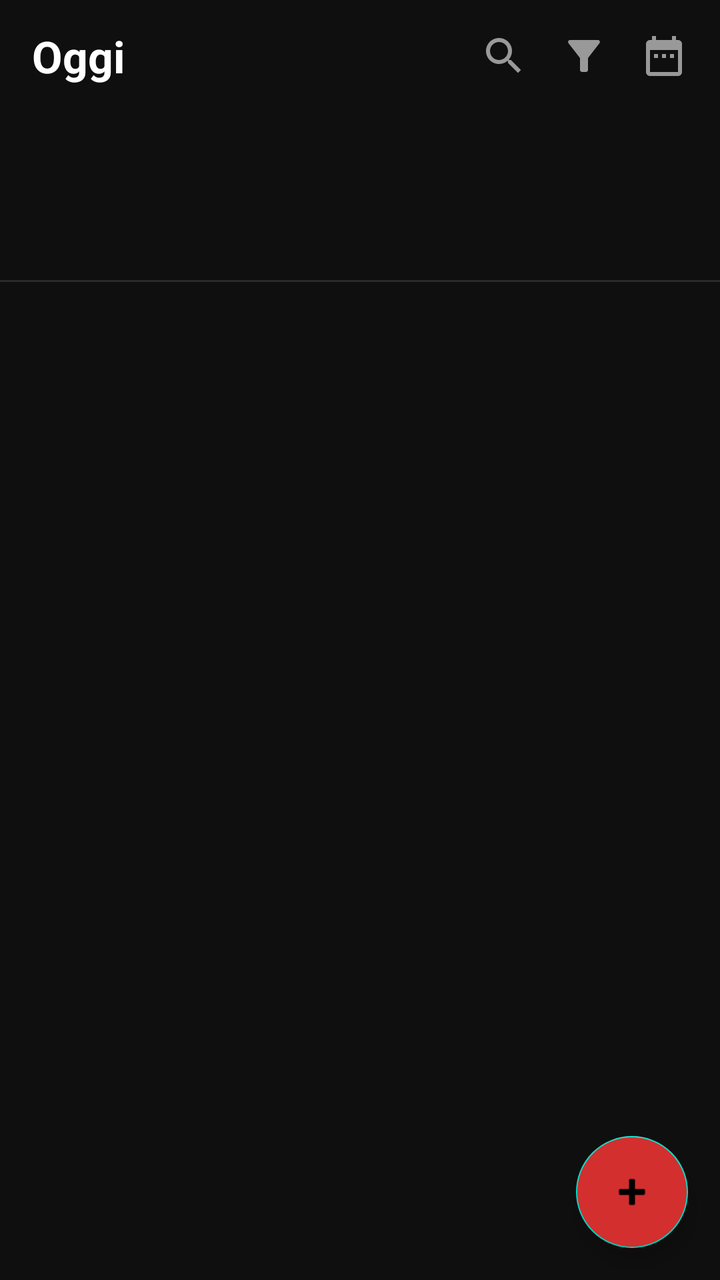
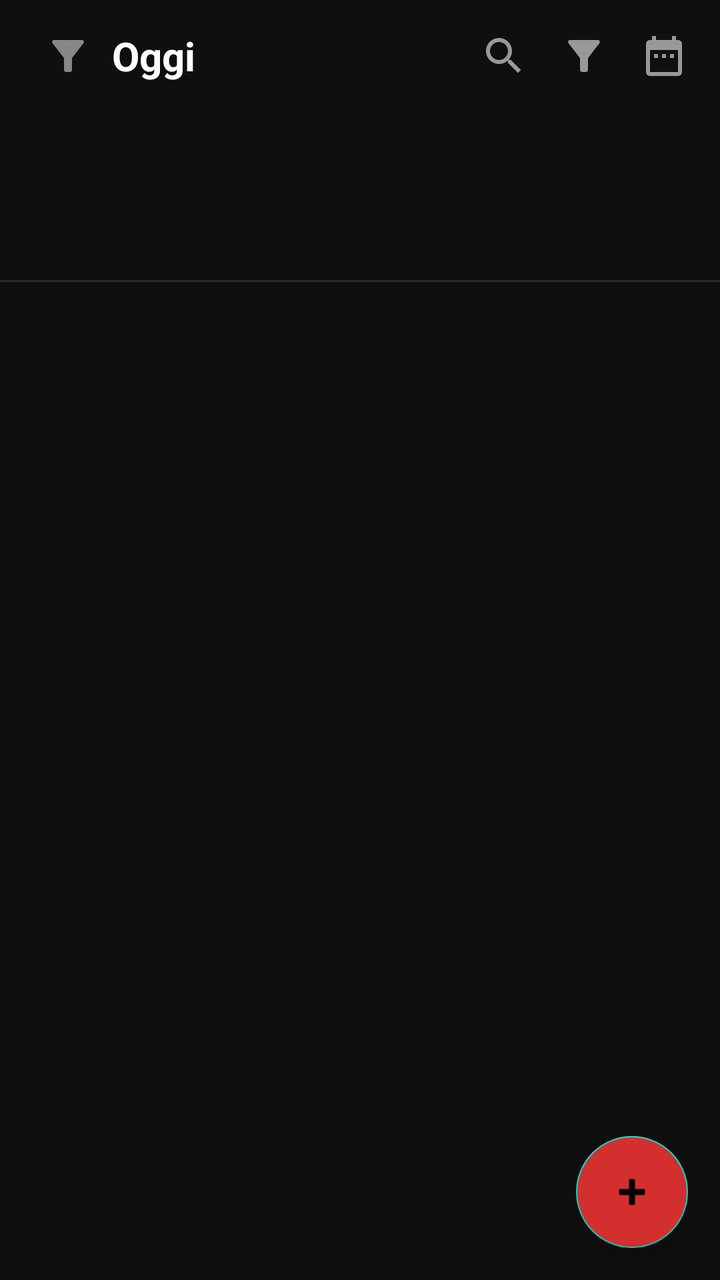

Two renders of the same Android screen: before a commit and after it. Below are the layout's source before the change and the commit's diff.
<!-- AndroidManifest.xml: application theme Theme.HabitTracker -->
<!-- res/layout/fragment_today.xml -->
<?xml version="1.0" encoding="utf-8"?>
<androidx.coordinatorlayout.widget.CoordinatorLayout xmlns:android="http://schemas.android.com/apk/res/android"
    xmlns:app="http://schemas.android.com/apk/res-auto"
    android:layout_width="match_parent"
    android:layout_height="match_parent"
    android:background="@color/bg_dark">

    <LinearLayout
        android:layout_width="match_parent"
        android:layout_height="match_parent"
        android:orientation="vertical">

        
        <LinearLayout
            android:layout_width="match_parent"
            android:layout_height="56dp"
            android:gravity="center_vertical"
            android:paddingStart="16dp"
            android:paddingEnd="8dp"
            android:orientation="horizontal">

            <TextView
                android:layout_width="0dp"
                android:layout_height="wrap_content"
                android:layout_weight="1"
                android:text="Oggi"
                android:textColor="@color/text_primary"
                android:textSize="22sp"
                android:textStyle="bold" />

            <ImageView
                android:id="@+id/btn_search"
                android:layout_width="40dp"
                android:layout_height="40dp"
                android:padding="8dp"
                android:src="@drawable/ic_search_dark"
                android:tint="@color/text_secondary"
                android:background="?attr/selectableItemBackgroundBorderless"
                android:contentDescription="Cerca" />

            <ImageView
                android:id="@+id/btn_filter"
                android:layout_width="40dp"
                android:layout_height="40dp"
                android:padding="8dp"
                android:src="@drawable/ic_filter"
                android:tint="@color/text_secondary"
                android:background="?attr/selectableItemBackgroundBorderless"
                android:contentDescription="Filtra" />

            <ImageView
                android:id="@+id/btn_calendar_view"
                android:layout_width="40dp"
                android:layout_height="40dp"
                android:padding="8dp"
                android:src="@drawable/ic_today"
                android:tint="@color/text_secondary"
                android:background="?attr/selectableItemBackgroundBorderless"
                android:contentDescription="Vista calendario" />
        </LinearLayout>

        
        <androidx.recyclerview.widget.RecyclerView
            android:id="@+id/rv_calendar"
            android:layout_width="match_parent"
            android:layout_height="80dp"
            android:paddingStart="8dp"
            android:paddingEnd="8dp"
            android:clipToPadding="false" />

        <View
            android:layout_width="match_parent"
            android:layout_height="1dp"
            android:background="@color/divider"
            android:layout_marginTop="4dp" />

        
        <androidx.recyclerview.widget.RecyclerView
            android:id="@+id/rv_habits_today"
            android:layout_width="match_parent"
            android:layout_height="0dp"
            android:layout_weight="1"
            android:padding="12dp"
            android:clipToPadding="false"
            android:paddingBottom="80dp" />

        
        <LinearLayout
            android:id="@+id/empty_state"
            android:layout_width="match_parent"
            android:layout_height="0dp"
            android:layout_weight="1"
            android:gravity="center"
            android:orientation="vertical"
            android:visibility="gone">

            <ImageView
                android:layout_width="80dp"
                android:layout_height="80dp"
                android:src="@drawable/ic_today"
                android:tint="#333333"
                android:contentDescription="Nessuna abitudine" />

            <TextView
                android:layout_width="wrap_content"
                android:layout_height="wrap_content"
                android:layout_marginTop="16dp"
                android:text="Non c'è niente in programma"
                android:textColor="@color/text_primary"
                android:textSize="17sp"
                android:textStyle="bold" />

            <TextView
                android:layout_width="wrap_content"
                android:layout_height="wrap_content"
                android:layout_marginTop="8dp"
                android:text="Prova ad aggiungere nuove abitudini"
                android:textColor="@color/text_secondary"
                android:textSize="14sp" />
        </LinearLayout>
    </LinearLayout>

    <com.google.android.material.floatingactionbutton.FloatingActionButton
        android:id="@+id/fab_add_today"
        android:layout_width="wrap_content"
        android:layout_height="wrap_content"
        android:layout_gravity="bottom|end"
        android:layout_margin="16dp"
        android:layout_marginBottom="8dp"
        android:backgroundTint="@color/accent"
        android:src="@android:drawable/ic_input_add"
        android:tint="@android:color/white"
        android:contentDescription="Aggiungi" />

</androidx.coordinatorlayout.widget.CoordinatorLayout>
<!-- resources referenced by this layout -->
<resources>
  <color name="accent">#D32F2F</color>
  <color name="bg_dark">#0F0F0F</color>
  <color name="divider">#2A2A2A</color>
  <color name="text_primary">#FFFFFF</color>
  <color name="text_secondary">#999999</color>
  <!-- drawable ic_filter (drawable) -->
  <?xml version="1.0" encoding="utf-8"?>
  <vector xmlns:android="http://schemas.android.com/apk/res/android" android:width="24dp" android:height="24dp" android:viewportWidth="24" android:viewportHeight="24">
      <path android:fillColor="@android:color/white" android:pathData="M4.25,5.61C6.27,8.2 10,13 10,13v6c0,0.55 0.45,1 1,1h2c0.55,0 1,-0.45 1,-1v-6c0,0 3.72,-4.8 5.74,-7.39C20.25,4.95 19.78,4 18.95,4H5.04C4.21,4 3.74,4.95 4.25,5.61z"/>
  </vector>
  <!-- drawable ic_search_dark (drawable) -->
  <?xml version="1.0" encoding="utf-8"?>
  <vector xmlns:android="http://schemas.android.com/apk/res/android" android:width="24dp" android:height="24dp" android:viewportWidth="24" android:viewportHeight="24">
      <path android:fillColor="@android:color/white" android:pathData="M15.5,14h-0.79l-0.28,-0.27C15.41,12.59 16,11.11 16,9.5 16,5.91 13.09,3 9.5,3S3,5.91 3,9.5 5.91,16 9.5,16c1.61,0 3.09,-0.59 4.23,-1.57l0.27,0.28v0.79l5,4.99L20.49,19l-4.99,-5zM9.5,14C7.01,14 5,11.99 5,9.5S7.01,5 9.5,5 14,7.01 14,9.5 11.99,14 9.5,14z"/>
  </vector>
  <!-- drawable ic_today (drawable) -->
  <?xml version="1.0" encoding="utf-8"?>
  <vector xmlns:android="http://schemas.android.com/apk/res/android" android:width="24dp" android:height="24dp" android:viewportWidth="24" android:viewportHeight="24">
      <path android:fillColor="@android:color/white" android:pathData="M9,11H7v2h2v-2zM13,11h-2v2h2v-2zM17,11h-2v2h2v-2zM19,4h-1L18,2h-2v2L8,4L8,2L6,2v2L5,4c-1.11,0 -1.99,0.9 -1.99,2L3,20c0,1.1 0.89,2 2,2h14c1.1,0 2,-0.9 2,-2L21,6c0,-1.1 -0.9,-2 -2,-2zM19,20L5,20L5,9h14v11z"/>
  </vector>
  <style name="Theme.HabitTracker" parent="Theme.MaterialComponents.NoActionBar">
          <item name="colorPrimary">@color/accent</item>
          <item name="colorPrimaryDark">@color/primary_dark</item>
          <item name="colorAccent">@color/accent_light</item>
          <item name="android:windowBackground">@color/bg_dark</item>
          <item name="android:statusBarColor">@color/bg_dark</item>
          <item name="android:navigationBarColor">@color/bg_card</item>
      </style>
  <color name="primary_dark">#B71C1C</color>
  <color name="accent_light">#EF5350</color>
  <color name="bg_card">#1C1C1C</color>
</resources>

<!-- the commit's change to res/layout/fragment_today.xml (unified diff, before → after) -->
@@ -19,13 +19,24 @@
             android:paddingEnd="8dp"
             android:orientation="horizontal">
 
+            <ImageView
+                android:layout_width="36dp"
+                android:layout_height="36dp"
+                android:padding="6dp"
+                android:src="@drawable/ic_filter"
+                android:tint="#888888"
+                android:background="?attr/selectableItemBackgroundBorderless"
+                android:contentDescription="Menu"
+                android:layout_marginEnd="4dp"/>
+
             <TextView
+                android:id="@+id/tv_toolbar_date"
                 android:layout_width="0dp"
                 android:layout_height="wrap_content"
                 android:layout_weight="1"
                 android:text="Oggi"
                 android:textColor="@color/text_primary"
-                android:textSize="22sp"
+                android:textSize="20sp"
                 android:textStyle="bold" />
 
             <ImageView
